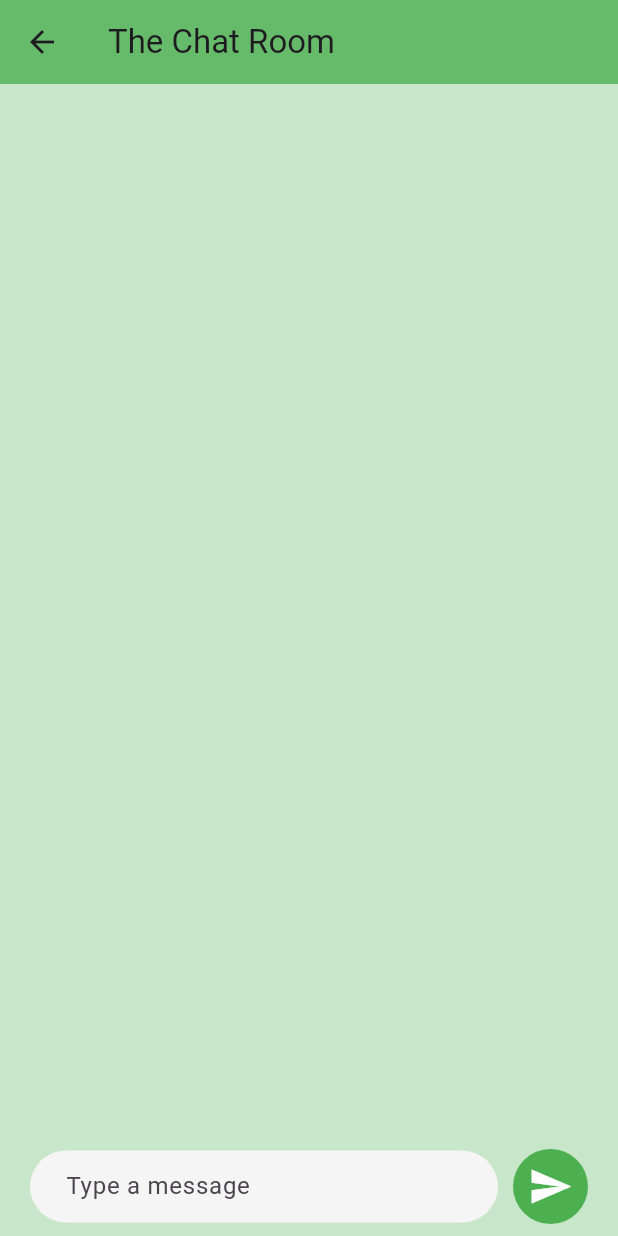
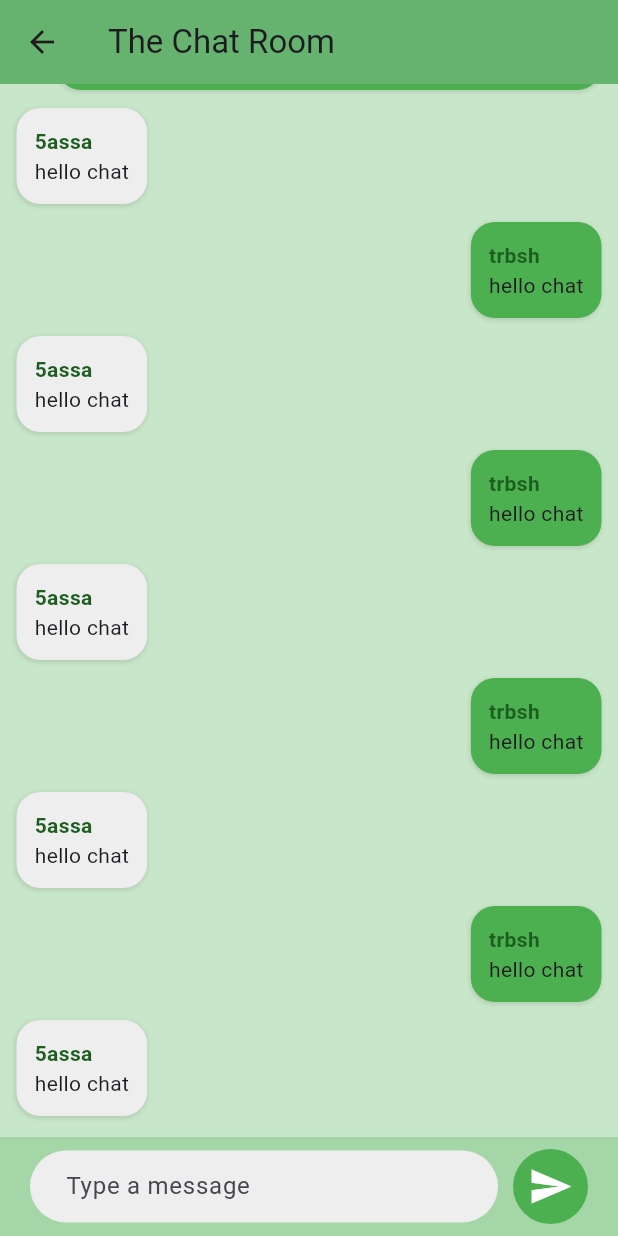
Before and after one commit to med-taha-fourati/project07_mobile, a Flutter app: the ChatScreen screen opened by its route, on a phone screen of 412 x 824 dp. Run offline on Flutter 3.47's test engine with Material 3 defaults, Android fonts, the phone set to English and light mode, and no system bars.

Commit message:
more edits

```diff
--- a/lib/screens/chat_screen.dart
+++ b/lib/screens/chat_screen.dart
@@ -1,4 +1,5 @@
 import 'package:flutter/material.dart';
+import 'package:project_07_chat/models/message.dart';
 
 class ChatScreen extends StatefulWidget {
   const ChatScreen({super.key});
@@ -7,7 +8,35 @@
   State<ChatScreen> createState() => _ChatState();
 }
 
+List<Message> messages = [
+  new Message(text: "hello chat", from: "adkfjasdlfkjas", username: "trbsh", createdAt: DateTime.now()),
+  new Message(text: "hello cdfsa", from: "adkfjasdlfkjas", username: "not trbsh", createdAt: DateTime.now()),
+  new Message(text: "hello chat", from: "adkfjasdlfkjas", username: "obv not trbsh", createdAt: DateTime.now()),
+  new Message(text: "hello chat", from: "adkfjasdlfkjas", username: "5assa", createdAt: DateTime.now()),
+  new Message(text: "hello chat", from: "adkfjasdlfkjas", username: "5assa", createdAt: DateTime.now()),
+  new Message(text: "Lorem ipsum dolor sit amet, consectetur adipiscing elit, sed do eiusmod tempor incididunt ut labore et dolore magna aliqua. Ut enim ad minim veniam, quis nostrud exercitation ullamco laboris nisi ut aliquip ex ea commodo consequat. Duis aute irure dolor in reprehenderit in voluptate velit esse cillum dolore eu fugiat nulla pariatur. Excepteur sint occaecat cupidatat non proident, sunt in culpa qui officia deserunt mollit anim id est laborum.", from: "adkfjasdlfkjas", username: "trbsh", createdAt: DateTime.now()),
+  new Message(text: "hello chat", from: "adkfjasdlfkjas", username: "5assa", createdAt: DateTime.now()),
+  new Message(text: "hello chat", from: "adkfjasdlfkjas", username: "trbsh", createdAt: DateTime.now()),
+  new Message(text: "hello chat", from: "adkfjasdlfkjas", username: "5assa", createdAt: DateTime.now()),
+  new Message(text: "hello chat", from: "adkfjasdlfkjas", username: "trbsh", createdAt: DateTime.now()),
+  new Message(text: "hello chat", from: "adkfjasdlfkjas", username: "5assa", createdAt: DateTime.now()),
+  new Message(text: "hello chat", from: "adkfjasdlfkjas", username: "trbsh", createdAt: DateTime.now()),
+  new Message(text: "hello chat", from: "adkfjasdlfkjas", username: "5assa", createdAt: DateTime.now()),
+  new Message(text: "hello chat", from: "adkfjasdlfkjas", username: "trbsh", createdAt: DateTime.now()),
+  new Message(text: "hello chat", from: "adkfjasdlfkjas", username: "5assa", createdAt: DateTime.now()),
+];
+
 class _ChatState extends State<ChatScreen> {
+  final ScrollController _controller = new ScrollController();
+  final TextEditingController _textController = new TextEditingController();
+  @override
+  void initState() {
+    super.initState();
+    WidgetsBinding.instance.addPostFrameCallback((timeStamp) {
+      _controller.jumpTo(_controller.position.maxScrollExtent);
+    });
+  }
+
   @override
   Widget build(BuildContext context) {
     return Scaffold(
@@ -24,11 +53,53 @@
             // the actual chat messages
             Expanded(
               child: Container(
-                color: Colors.green.shade100
+                color: Colors.green.shade100,
+                child: ListView(
+                  controller: _controller,
+                  padding: EdgeInsets.all(8),
+                  children: messages.map((msg) => Align(
+                    alignment: (msg.username == "trbsh") ? Alignment.centerRight : Alignment.centerLeft,
+                    child: Container(
+                      padding: EdgeInsets.all(12),
+                      margin: (msg.username == "trbsh") ? EdgeInsets.only(top: 6, bottom: 6, right: 3, left: 30) : EdgeInsets.only(top: 6, bottom: 6, right: 30, left: 3),
+
+                      decoration: BoxDecoration(
+                        color: (msg.username == "trbsh") ? Colors.green.shade500 : Colors.grey.shade200,
+                        borderRadius: BorderRadius.circular(16),
+                          boxShadow: [
+                            BoxShadow(
+                              blurRadius: 2,
+                              color: Colors.black12,
+                              offset: Offset.fromDirection(2)
+                          )]
+                      ),
+                      child: Column(
+                        crossAxisAlignment: CrossAxisAlignment.start,
+                        children: [
+                          Text(
+                            msg.username,
+                            style: TextStyle(
+                              color: Colors.green.shade900,
+                              fontWeight: FontWeight.bold,
+                            )
+                          ),
+                          Text(
+                            msg.text
+                          )
+                        ],
+                      )
+
+                    )
+                  )
+                  ).toList()
+                )
               )
+              // child: Container(
+              //   color: Colors.green.shade100
+              // )
             ),
             Container(
-              color: Colors.green.shade100,
+              color: Colors.green.shade200,
               child:
               Padding(
               padding: const EdgeInsets.symmetric(horizontal: 20.0, vertical: 8.0),
@@ -38,9 +109,10 @@
                     child: Padding(
                       padding: const EdgeInsets.only(right: 10),
                       child: TextFormField(
+                        controller: _textController,
                       decoration: InputDecoration(
                         filled: true,
-                          fillColor: Colors.grey.shade100,
+                          fillColor: Colors.grey.shade200,
                           contentPadding: const EdgeInsets.symmetric(horizontal: 20, vertical: 10),
                           enabledBorder: OutlineInputBorder(
                             borderRadius: BorderRadius.circular(50.0),
--- a/pubspec.yaml
+++ b/pubspec.yaml
@@ -14,6 +14,12 @@
     sdk: flutter
   cupertino_icons: ^1.0.6
   dio: ^5.4.3
+  flutter_launcher_icons: ^0.14.4
+
+flutter_launcher_icons:
+  android: true
+  ios: true
+  image_path: "assets/icon/icon.jpg"
 
 # No additional dependencies required for basic Material UI and navigation.
 
```
Also changed, not shown: lib/assets/icon/icon.jpg (added), pubspec.lock.
